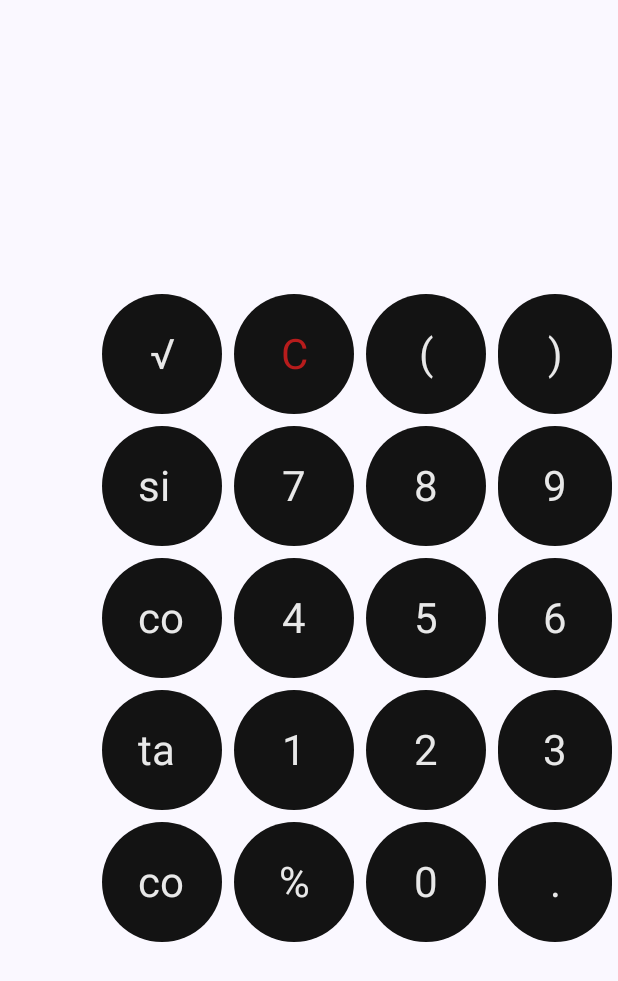
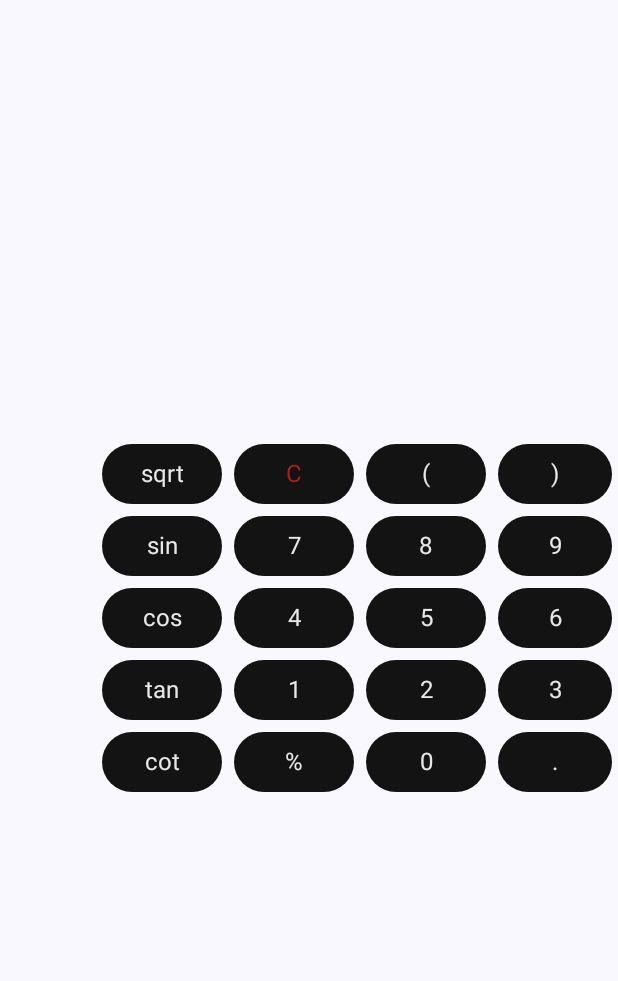
Before and after one commit to casplaer/MAD, an Android app built with Jetpack Compose: the composable CalculatorButtons shown on its own in the app's theme, on a phone screen of 412 x 824 dp. Shown: the top 981 px of the screen. Run offline under Robolectric (Android 15) with nearby library versions, the phone set to English and light mode, and no system bars.

Commit message:
Finished lab 1.

```diff
--- a/app/src/main/java/com/example/calculator/MainActivity.kt
+++ b/app/src/main/java/com/example/calculator/MainActivity.kt
@@ -14,13 +14,13 @@ import androidx.compose.ui.Alignment
 import androidx.compose.ui.Modifier
 import androidx.compose.ui.graphics.Color
 import androidx.compose.ui.text.TextStyle
+import androidx.compose.ui.unit.Dp
+import androidx.compose.ui.unit.TextUnit
 import androidx.compose.ui.unit.dp
 import androidx.compose.ui.unit.sp
 import androidx.core.splashscreen.SplashScreen.Companion.installSplashScreen
 import com.example.calculator.ui.theme.CalculatorTheme
 import com.example.calculator.viewmodels.CalculatorViewModel
-import kotlinx.coroutines.delay
-import kotlinx.coroutines.runBlocking
 
 class MainActivity : ComponentActivity() {
 
@@ -128,7 +128,12 @@ fun CalculatorButtons(onButtonClick: (String) -> Unit, isPortrait: Boolean) {
         listOf("%", "0", ".", "=")
     )
 
-    val extraButtons = listOf("√", "sin", "cos", "tan", "cot")
+    val extraButtons = listOf("sqrt", "sin", "cos", "tan", "cot")
+
+    val buttonWidth = 80.dp
+    val buttonHeight = if (isPortrait) 80.dp else 40.dp
+    val fontSize = if (isPortrait) 28.sp else 16.sp
+
 
     if (isPortrait) {
         Column {
@@ -140,7 +145,10 @@ fun CalculatorButtons(onButtonClick: (String) -> Unit, isPortrait: Boolean) {
                     row.forEach { button ->
                         CalculatorButton(
                             label = button,
-                            onClick = { onButtonClick(button) }
+                            onClick = { onButtonClick(button) },
+                            buttonWidth = buttonWidth,
+                            buttonHeight = buttonHeight,
+                            fontSize = fontSize
                         )
                     }
                 }
@@ -160,7 +168,10 @@ fun CalculatorButtons(onButtonClick: (String) -> Unit, isPortrait: Boolean) {
                 extraButtons.forEach { button ->
                     CalculatorButton(
                         label = button,
-                        onClick = { onButtonClick(button) }
+                        onClick = { onButtonClick(button) },
+                        buttonWidth = buttonWidth,
+                        buttonHeight = buttonHeight,
+                        fontSize = fontSize
                     )
                 }
             }
@@ -168,7 +179,7 @@ fun CalculatorButtons(onButtonClick: (String) -> Unit, isPortrait: Boolean) {
             Column(
                 modifier = Modifier.fillMaxSize(),
                 verticalArrangement = Arrangement.Center,
-                horizontalAlignment = Alignment.CenterHorizontally
+                horizontalAlignment = Alignment.CenterHorizontally,
             ) {
                 buttons.forEach { row ->
                     Row(
@@ -178,7 +189,10 @@ fun CalculatorButtons(onButtonClick: (String) -> Unit, isPortrait: Boolean) {
                         row.forEach { button ->
                             CalculatorButton(
                                 label = button,
-                                onClick = { onButtonClick(button) }
+                                onClick = { onButtonClick(button) },
+                                buttonWidth = buttonWidth,
+                                buttonHeight = buttonHeight,
+                                fontSize = fontSize
                             )
                         }
                     }
@@ -188,32 +202,29 @@ fun CalculatorButtons(onButtonClick: (String) -> Unit, isPortrait: Boolean) {
     }
 }
 
-
-
 @Composable
 fun CalculatorButton(
     label: String,
     onClick: () -> Unit,
     modifier: Modifier = Modifier,
+    buttonWidth: Dp,
+    buttonHeight: Dp,
+    fontSize: TextUnit
 ) {
-    val (fontSize, backgroundColor, textColor) = when (label) {
-        "⌫" -> Triple(28.sp, Color(0xFF131313), Color(0xFFE8E8E8))
-        "=" -> Triple(40.sp, Color(0xFF676767), Color(0xFFE8E8E8))
-        "C" -> Triple(28.sp, Color(0xFF131313), Color(0xFFB71C1C))
-        "÷" -> Triple(34.sp, Color(0xFF131313), Color(0xFFE8E8E8))
-        "×" -> Triple(34.sp, Color(0xFF131313), Color(0xFFE8E8E8))
-        "–" -> Triple(34.sp, Color(0xFF131313), Color(0xFFE8E8E8))
-        else -> Triple(28.sp, Color(0xFF131313), Color(0xFFE8E8E8))
+    val (backgroundColor, textColor) = when (label) {
+        "⌫" -> Color(0xFF131313) to Color(0xFFE8E8E8)
+        "=" -> Color(0xFF676767) to Color(0xFFE8E8E8)
+        "C" -> Color(0xFF131313) to Color(0xFFB71C1C)
+        "÷", "×", "–", "+" -> Color(0xFF131313) to Color(0xFFE8E8E8)
+        else -> Color(0xFF131313) to Color(0xFFE8E8E8)
     }
-
-    val buttonWidth = 80.dp
 
     Button(
         onClick = onClick,
         modifier = modifier
             .padding(4.dp)
             .width(buttonWidth)
-            .height(80.dp),
+            .height(buttonHeight),
         colors = ButtonDefaults.buttonColors(
             containerColor = backgroundColor,
             contentColor = textColor
```
